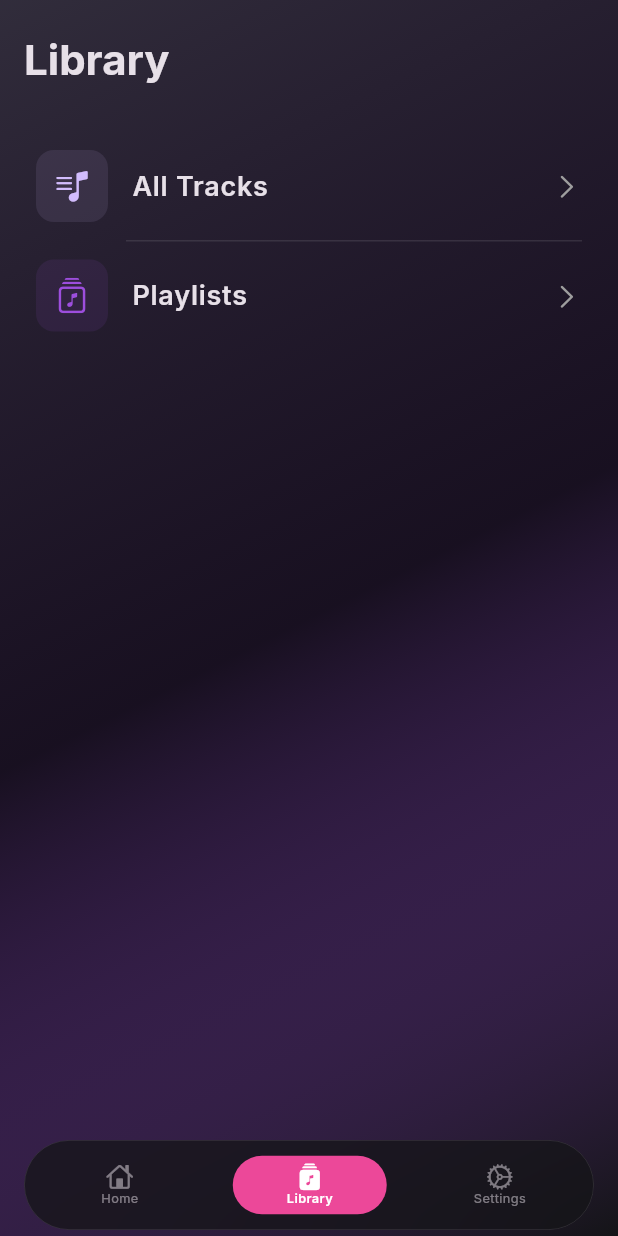
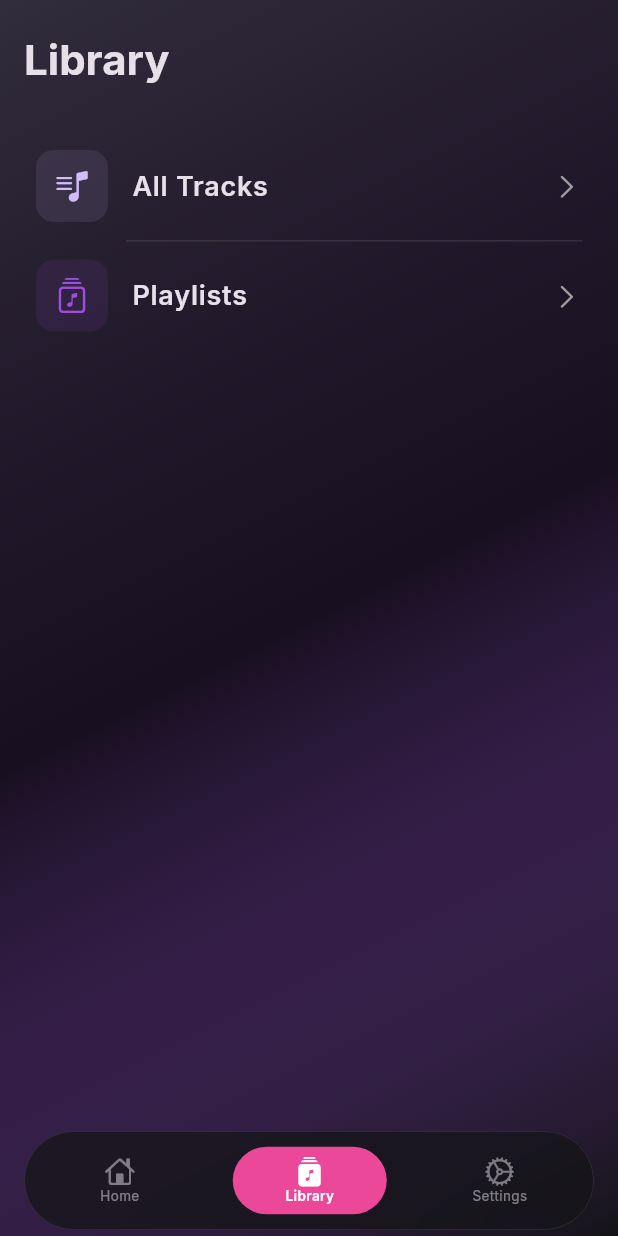
Before and after one commit to abhijeet-Bh/liser, a Flutter app: the screen it shows after launch, after a tap on "I'll do it later", on a phone screen of 412 x 824 dp. Run offline on Flutter 3.47's test engine with Material 3 defaults, Android fonts, the phone set to English and light mode, and no system bars; our stand-ins replace cached_network_image, drift, equatable, file_picker, flutter_bloc, flutter_slidable and 11 more; missing offline and left inert: audio_metadata_reader; accounts and stored records are empty; generated files the repository leaves out were written again.

Commit message:
fix: fix ui glitches and minor bug fix

```diff
--- a/lib/core/widgets/floating_nav_bar.dart
+++ b/lib/core/widgets/floating_nav_bar.dart
@@ -31,19 +31,19 @@ class FloatingNavBar extends StatelessWidget {
     return LayoutBuilder(
       builder: (context, constraints) {
         final maxWidth = constraints.maxWidth;
-        final minWidth = 60.0;
+        final minWidth = 66.0;
         final currentWidth = minWidth + (maxWidth - minWidth) * (1 - clampedShrink);
 
         return ClipRRect(
-          borderRadius: BorderRadius.circular(30),
+          borderRadius: BorderRadius.circular(33),
           child: BackdropFilter(
             filter: ImageFilter.blur(sigmaX: 20, sigmaY: 20),
             child: Container(
-              height: 60,
+              height: 66,
               width: currentWidth,
               decoration: BoxDecoration(
                 color: theme.colorScheme.surface.withValues(alpha: 0.75),
-                borderRadius: BorderRadius.circular(30),
+                borderRadius: BorderRadius.circular(33),
                 border: Border.all(
                   color: theme.colorScheme.onSurface.withValues(alpha: 0.15),
                   width: 0.5,
@@ -60,7 +60,7 @@ class FloatingNavBar extends StatelessWidget {
                         builder: (context, animatedIndex, child) {
                           return Positioned(
                             left: ((currentWidth / 3) * animatedIndex + 12) * (1 - clampedShrink) + 10 * clampedShrink,
-                            width: ((currentWidth / 3) - 24) * (1 - clampedShrink) + (60.0 - 20) * clampedShrink,
+                            width: ((currentWidth / 3) - 24) * (1 - clampedShrink) + (66.0 - 20) * clampedShrink,
                             top: 10,
                             bottom: 10,
                             child: Opacity(
@@ -68,7 +68,7 @@ class FloatingNavBar extends StatelessWidget {
                               child: Container(
                                 decoration: BoxDecoration(
                                   color: activeColor,
-                                  borderRadius: BorderRadius.circular(20),
+                                  borderRadius: BorderRadius.circular(23),
                                 ),
                               ),
                             ),
@@ -90,7 +90,7 @@ class FloatingNavBar extends StatelessWidget {
 
                       final currentItemLeft = isActive ? leftWhenFull * (1 - clampedShrink) : leftWhenFull;
                       final currentItemWidth = isActive
-                        ? widthWhenFull * (1 - clampedShrink) + 60.0 * clampedShrink
+                        ? widthWhenFull * (1 - clampedShrink) + 66.0 * clampedShrink
                         : widthWhenFull;
 
                       return Positioned(
@@ -112,7 +112,7 @@ class FloatingNavBar extends StatelessWidget {
                                 Icon(
                                   isActive ? item.activeIcon : item.icon,
                                   color: isActive ? Colors.white : theme.colorScheme.onSurface.withValues(alpha: 0.5),
-                                  size: 18,
+                                  size: 20,
                                 ),
                                 ClipRect(
                                   child: Align(
@@ -123,7 +123,7 @@ class FloatingNavBar extends StatelessWidget {
                                       child: Text(
                                         item.label,
                                         style: TextStyle(
-                                          fontSize: 8.5,
+                                          fontSize: 9,
                                           fontWeight: isActive ? FontWeight.w600 : FontWeight.normal,
                                           color: isActive ? Colors.white : theme.colorScheme.onSurface.withValues(alpha: 0.5),
                                         ),
--- a/lib/features/library/presentation/pages/all_tracks_page.dart
+++ b/lib/features/library/presentation/pages/all_tracks_page.dart
@@ -218,7 +218,7 @@ class _AllTracksPageState extends State<AllTracksPage> {
       _isSelectionMode = false;
       _selectedSongIds.clear();
     });
-    AppSnackBar.show(context, '${songs.length} songs deleted');
+    AppSnackBar.show(context, '${songs.length} songs deleted', type: SnackBarType.error);
   }
 
 
@@ -674,7 +674,7 @@ class _AllTracksPageState extends State<AllTracksPage> {
                                         SlidableAction(
                                           onPressed: (context) {
                                             context.read<PlayerBloc>().add(AddSongToEnd(song));
-                                            AppSnackBar.show(context, '${song.title} added to queue');
+                                            AppSnackBar.show(context, '${song.title} added to queue', type: SnackBarType.success);
                                           },
                                           backgroundColor: AppColors.primary,
                                           foregroundColor: Colors.white,
--- a/lib/features/onboarding/presentation/pages/onboarding_page.dart
+++ b/lib/features/onboarding/presentation/pages/onboarding_page.dart
@@ -37,7 +37,7 @@ class _OnboardingView extends StatelessWidget {
         }
 
         if (state.status == OnboardingStatus.error) {
-          AppSnackBar.show(context, state.error ?? 'Something went wrong');
+          AppSnackBar.show(context, state.error ?? 'Something went wrong', type: SnackBarType.error);
         }
       },
       child: Scaffold(
--- a/lib/features/player/presentation/widgets/expandable_player.dart
+++ b/lib/features/player/presentation/widgets/expandable_player.dart
@@ -42,7 +42,7 @@ class _ExpandablePlayerState extends State<ExpandablePlayer> with TickerProvider
   bool _isDragging = false;
   double _dragPosition = 0.0;
   late AnimationController _queueController;
-  final double _miniPlayerHeight = 60.0; // Matched with FloatingNavBar
+  final double _miniPlayerHeight = 66.0; // Matched with FloatingNavBar
   bool _isQueueMode = false;
   DateTime? _lastBackPressTime;
 
@@ -201,14 +201,14 @@ class _ExpandablePlayerState extends State<ExpandablePlayer> with TickerProvider
 
                 final shrinkVal = widget.shrinkProgress.value;
 
-                final minLeftMargin = 16.0 + 60.0 + 16.0; // nav margin + min nav width + gap
+                final minLeftMargin = 16.0 + 66.0 + 16.0; // nav margin + min nav width + gap
                 final defaultMargin = 16.0; // Matches nav bar margin
 
                 final currentLeftMargin = (defaultMargin + (minLeftMargin - defaultMargin) * shrinkVal) * (1 - curvedValue);
                 final currentRightMargin = defaultMargin * (1 - curvedValue);
 
                 final baseBottomMargin = (safeAreaBottom > 20 ? 16.0 : safeAreaBottom + 4.0);
-                final bottomWhenNotShrunk = baseBottomMargin + 60.0 + 12.0;
+                final bottomWhenNotShrunk = baseBottomMargin + 66.0 + 8.0;
                 final bottomWhenShrunk = baseBottomMargin;
                 final currentBottom = bottomWhenShrunk + (bottomWhenNotShrunk - bottomWhenShrunk) * (1 - shrinkVal);
 
@@ -331,7 +331,7 @@ class _ExpandablePlayerState extends State<ExpandablePlayer> with TickerProvider
       children: [
         Expanded(
           child: Padding(
-            padding: const EdgeInsets.symmetric(horizontal: 12.0),
+            padding: const EdgeInsets.only(left: 9.0, right: 12.0),
             child: Row(
               children: [
                 const SizedBox(width: 48, height: 48),
@@ -765,8 +765,8 @@ class _ExpandablePlayerState extends State<ExpandablePlayer> with TickerProvider
 
   Widget _buildMorphingArtwork(dynamic song, double curvedValue, double screenWidth, double screenHeight) {
     const double miniSize = 48.0;
-    const double miniLeft = 6.0;
-    const double miniTop = 6.0;
+    const double miniLeft = 9.0;
+    const double miniTop = 9.0;
     const double miniRadius = 24.0;
 
     // Normal Full Screen Poster bounds
--- a/lib/features/sharing/presentation/pages/radar_scan_page.dart
+++ b/lib/features/sharing/presentation/pages/radar_scan_page.dart
@@ -146,7 +146,7 @@ class _RadarScanPageState extends State<RadarScanPage> with SingleTickerProvider
           child: BlocConsumer<SharingBloc, SharingState>(
             listener: (context, state) {
               if (state.status == SharingStatus.error && state.errorMessage != null) {
-                AppSnackBar.show(context, state.errorMessage!);
+                AppSnackBar.show(context, state.errorMessage!, type: SnackBarType.error);
               }
             },
             builder: (context, state) {
```
Also changed, not shown: lib/core/utils/app_snackbar.dart (+48 -6 lines).
